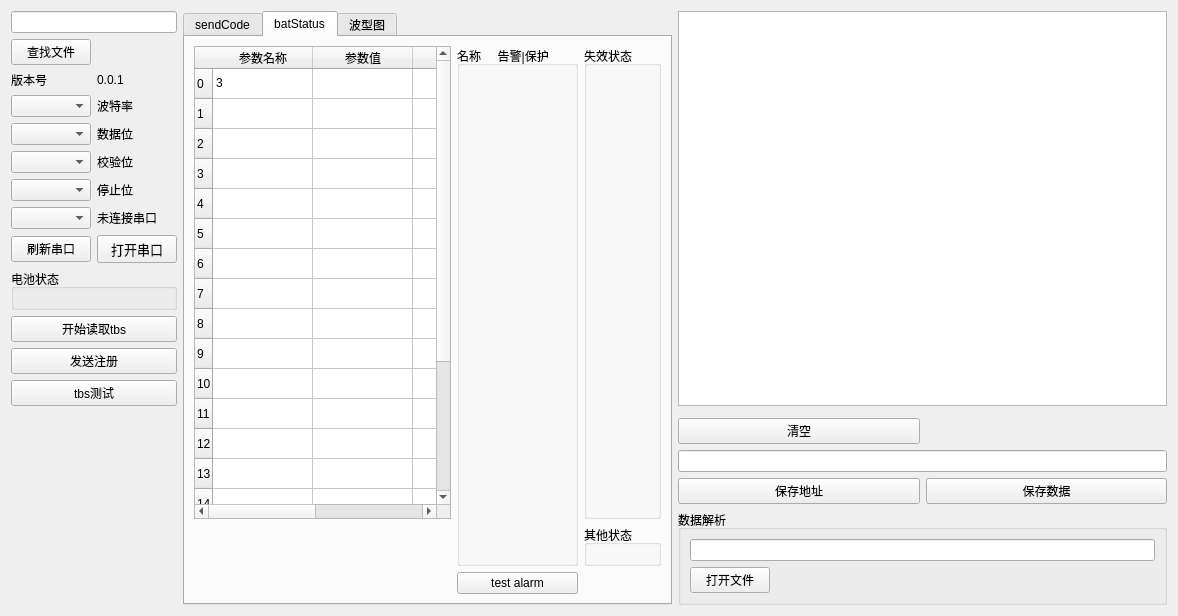
Before: the Qt Designer form qtproj/widget.ui in Fboxtt/qt_proj, drawn with Qt 5.
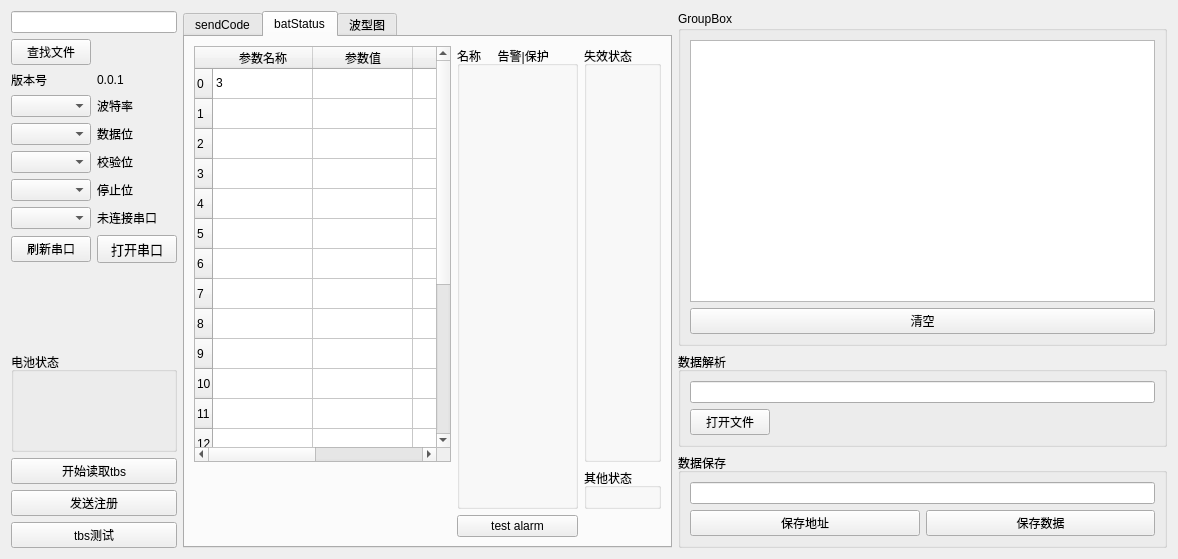
After: the same form once the commit is applied.

Commit message: 修改ui布局

Patch:
```diff
--- a/qtproj/widget.ui
+++ b/qtproj/widget.ui
@@ -14,107 +14,7 @@
    <string>Widget</string>
   </property>
   <layout class="QGridLayout" name="gridLayout_12">
-   <item row="1" column="0">
-    <layout class="QGridLayout" name="gridLayout_10">
-     <item row="2" column="0">
-      <widget class="QPushButton" name="sendRegisterBox">
-       <property name="text">
-        <string>发送注册</string>
-       </property>
-      </widget>
-     </item>
-     <item row="3" column="0">
-      <widget class="QPushButton" name="sendTbs">
-       <property name="text">
-        <string>tbs测试</string>
-       </property>
-      </widget>
-     </item>
-     <item row="1" column="0">
-      <widget class="QPushButton" name="pushButton_3">
-       <property name="text">
-        <string>开始读取tbs</string>
-       </property>
-      </widget>
-     </item>
-     <item row="0" column="0">
-      <widget class="QGroupBox" name="groupBox_3">
-       <property name="title">
-        <string>电池状态</string>
-       </property>
-       <layout class="QGridLayout" name="gridLayout_13">
-        <item row="0" column="0">
-         <layout class="QGridLayout" name="batGridLayout"/>
-        </item>
-       </layout>
-      </widget>
-     </item>
-    </layout>
-   </item>
-   <item row="0" column="2" rowspan="2">
-    <widget class="QListWidget" name="listWidget"/>
-   </item>
-   <item row="3" column="2">
-    <layout class="QGridLayout" name="gridLayout_15">
-     <item row="2" column="1">
-      <widget class="QPushButton" name="pushButton_7">
-       <property name="text">
-        <string>保存数据</string>
-       </property>
-      </widget>
-     </item>
-     <item row="2" column="0">
-      <widget class="QPushButton" name="pushButton_8">
-       <property name="text">
-        <string>保存地址</string>
-       </property>
-      </widget>
-     </item>
-     <item row="1" column="0" colspan="2">
-      <widget class="QLineEdit" name="lineEdit_2"/>
-     </item>
-     <item row="0" column="0">
-      <widget class="QPushButton" name="clearReceiveDataButton_2">
-       <property name="text">
-        <string>清空</string>
-       </property>
-      </widget>
-     </item>
-     <item row="3" column="0" colspan="2">
-      <widget class="QGroupBox" name="groupBox_4">
-       <property name="title">
-        <string>数据解析</string>
-       </property>
-       <layout class="QFormLayout" name="formLayout">
-        <item row="0" column="0" colspan="2">
-         <widget class="QLineEdit" name="lineEdit_3"/>
-        </item>
-        <item row="1" column="0">
-         <widget class="QPushButton" name="pushButton">
-          <property name="text">
-           <string>打开文件</string>
-          </property>
-         </widget>
-        </item>
-        <item row="1" column="1">
-         <spacer name="horizontalSpacer">
-          <property name="orientation">
-           <enum>Qt::Horizontal</enum>
-          </property>
-          <property name="sizeHint" stdset="0">
-           <size>
-            <width>40</width>
-            <height>20</height>
-           </size>
-          </property>
-         </spacer>
-        </item>
-       </layout>
-      </widget>
-     </item>
-    </layout>
-   </item>
-   <item row="0" column="1" rowspan="4">
+   <item row="0" column="1" rowspan="5">
     <widget class="QTabWidget" name="tabWidget">
      <property name="tabPosition">
       <enum>QTabWidget::North</enum>
@@ -390,25 +290,85 @@
      </widget>
     </widget>
    </item>
+   <item row="0" column="2" rowspan="3">
+    <widget class="QGroupBox" name="groupBox_6">
+     <property name="title">
+      <string>GroupBox</string>
+     </property>
+     <layout class="QGridLayout" name="gridLayout_4">
+      <item row="1" column="0">
+       <widget class="QPushButton" name="clearReceiveDataButton_2">
+        <property name="text">
+         <string>清空</string>
+        </property>
+       </widget>
+      </item>
+      <item row="0" column="0">
+       <widget class="QListWidget" name="listWidget"/>
+      </item>
+     </layout>
+    </widget>
+   </item>
+   <item row="4" column="2">
+    <widget class="QGroupBox" name="groupBox_5">
+     <property name="title">
+      <string>数据保存</string>
+     </property>
+     <layout class="QGridLayout" name="gridLayout_3">
+      <item row="1" column="1">
+       <widget class="QPushButton" name="pushButton_7">
+        <property name="text">
+         <string>保存数据</string>
+        </property>
+       </widget>
+      </item>
+      <item row="0" column="0" colspan="2">
+       <widget class="QLineEdit" name="lineEdit_2"/>
+      </item>
+      <item row="1" column="0">
+       <widget class="QPushButton" name="pushButton_8">
+        <property name="text">
+         <string>保存地址</string>
+        </property>
+       </widget>
+      </item>
+     </layout>
+    </widget>
+   </item>
+   <item row="3" column="2">
+    <widget class="QGroupBox" name="groupBox_4">
+     <property name="title">
+      <string>数据解析</string>
+     </property>
+     <layout class="QFormLayout" name="formLayout">
+      <item row="0" column="0" colspan="2">
+       <widget class="QLineEdit" name="lineEdit_3"/>
+      </item>
+      <item row="1" column="0">
+       <widget class="QPushButton" name="pushButton">
+        <property name="text">
+         <string>打开文件</string>
+        </property>
+       </widget>
+      </item>
+      <item row="1" column="1">
+       <spacer name="horizontalSpacer">
+        <property name="orientation">
+         <enum>Qt::Horizontal</enum>
+        </property>
+        <property name="sizeHint" stdset="0">
+         <size>
+          <width>40</width>
+          <height>20</height>
+         </size>
+        </property>
+       </spacer>
+      </item>
+     </layout>
+    </widget>
+   </item>
    <item row="0" column="0">
     <layout class="QGridLayout" name="gridLayout_14">
-     <item row="7" column="0">
-      <widget class="QComboBox" name="stopBox"/>
-     </item>
-     <item row="4" column="1">
-      <widget class="QLabel" name="label_4">
-       <property name="text">
-        <string>波特率</string>
-       </property>
-      </widget>
-     </item>
-     <item row="6" column="1">
-      <widget class="QLabel" name="label_6">
-       <property name="text">
-        <string>校验位</string>
-       </property>
-      </widget>
-     </item>
      <item row="5" column="1">
       <widget class="QLabel" name="label_5">
        <property name="text">
@@ -416,6 +376,12 @@
        </property>
       </widget>
      </item>
+     <item row="0" column="0" colspan="2">
+      <widget class="QLineEdit" name="lineEdit"/>
+     </item>
+     <item row="7" column="0">
+      <widget class="QComboBox" name="stopBox"/>
+     </item>
      <item row="9" column="1">
       <widget class="QPushButton" name="openBtn">
        <property name="font">
@@ -429,10 +395,10 @@
        </property>
       </widget>
      </item>
-     <item row="8" column="1">
-      <widget class="QLabel" name="portStatus">
+     <item row="9" column="0">
+      <widget class="QPushButton" name="searchBtn">
        <property name="text">
-        <string>未连接串口</string>
+        <string>刷新串口</string>
        </property>
       </widget>
      </item>
@@ -443,6 +409,40 @@
        </property>
       </widget>
      </item>
+     <item row="6" column="0">
+      <widget class="QComboBox" name="checkBox"/>
+     </item>
+     <item row="2" column="1">
+      <widget class="QLabel" name="label_3">
+       <property name="text">
+        <string>0.0.1</string>
+       </property>
+      </widget>
+     </item>
+     <item row="8" column="1">
+      <widget class="QLabel" name="portStatus">
+       <property name="text">
+        <string>未连接串口</string>
+       </property>
+      </widget>
+     </item>
+     <item row="6" column="1">
+      <widget class="QLabel" name="label_6">
+       <property name="text">
+        <string>校验位</string>
+       </property>
+      </widget>
+     </item>
+     <item row="4" column="0">
+      <widget class="QComboBox" name="rateBox"/>
+     </item>
+     <item row="1" column="0">
+      <widget class="QPushButton" name="selectFileButton">
+       <property name="text">
+        <string>查找文件</string>
+       </property>
+      </widget>
+     </item>
      <item row="2" column="0">
       <widget class="QLabel" name="label_2">
        <property name="text">
@@ -450,42 +450,56 @@
        </property>
       </widget>
      </item>
-     <item row="9" column="0">
-      <widget class="QPushButton" name="searchBtn">
+     <item row="4" column="1">
+      <widget class="QLabel" name="label_4">
        <property name="text">
-        <string>刷新串口</string>
+        <string>波特率</string>
        </property>
       </widget>
      </item>
      <item row="5" column="0">
       <widget class="QComboBox" name="dataBox"/>
      </item>
-     <item row="4" column="0">
-      <widget class="QComboBox" name="rateBox"/>
-     </item>
-     <item row="6" column="0">
-      <widget class="QComboBox" name="checkBox"/>
-     </item>
      <item row="8" column="0">
       <widget class="QComboBox" name="portBox"/>
      </item>
+    </layout>
+   </item>
+   <item row="3" column="0" rowspan="2">
+    <layout class="QGridLayout" name="gridLayout_10">
+     <item row="2" column="0">
+      <widget class="QPushButton" name="sendRegisterBox">
+       <property name="text">
+        <string>发送注册</string>
+       </property>
+      </widget>
+     </item>
      <item row="1" column="0">
-      <widget class="QPushButton" name="selectFileButton">
+      <widget class="QPushButton" name="pushButton_3">
        <property name="text">
-        <string>查找文件</string>
+        <string>开始读取tbs</string>
        </property>
       </widget>
      </item>
-     <item row="0" column="0" colspan="2">
-      <widget class="QLineEdit" name="lineEdit"/>
-     </item>
-     <item row="2" column="1">
-      <widget class="QLabel" name="label_3">
+     <item row="3" column="0">
+      <widget class="QPushButton" name="sendTbs">
        <property name="text">
-        <string>0.0.1</string>
+        <string>tbs测试</string>
        </property>
       </widget>
      </item>
+     <item row="0" column="0">
+      <widget class="QGroupBox" name="groupBox_3">
+       <property name="title">
+        <string>电池状态</string>
+       </property>
+       <layout class="QGridLayout" name="gridLayout_13">
+        <item row="0" column="0">
+         <layout class="QGridLayout" name="batGridLayout"/>
+        </item>
+       </layout>
+      </widget>
+     </item>
     </layout>
    </item>
   </layout>
```
